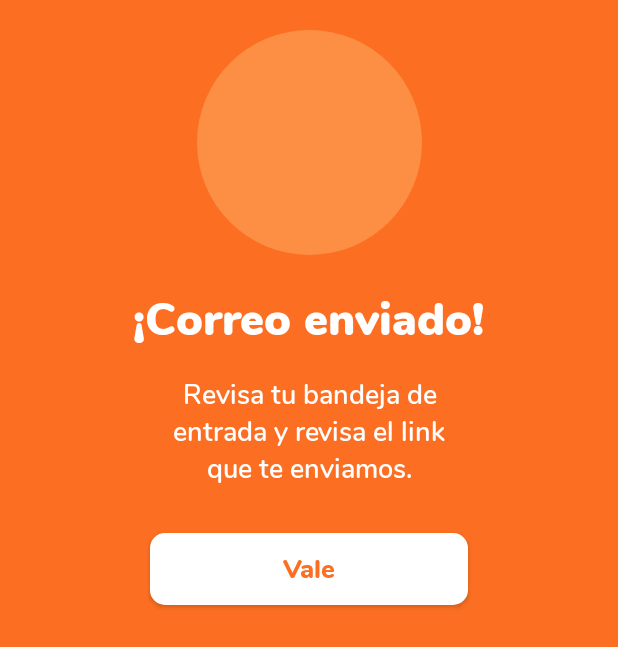
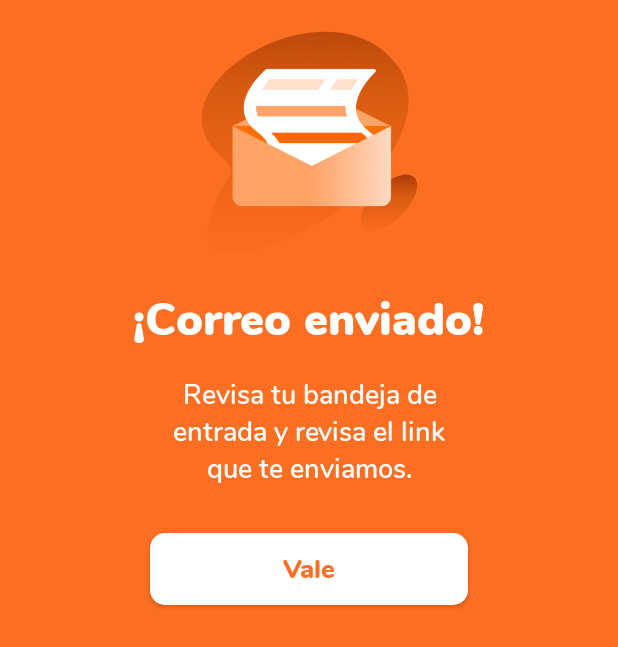
Before and after one commit to kissthbw/ShinShin-Android, an Android app: the EnviadoActivity screen opened directly, with no data from a screen before it, on a phone screen of 412 x 824 dp. Shown: the top 647 px of the screen. Run offline under Robolectric (Android 15) with nearby library versions, the phone set to English and light mode, and no system bars; our stand-ins replace data binding; network calls fail.

Commit message:
feat: Icono recuperar contraseña
-Se agrega el icono de recuperar contraseña

```diff
--- a/app/src/main/res/layout/activity_enviado.xml
+++ b/app/src/main/res/layout/activity_enviado.xml
@@ -12,9 +12,10 @@
 
         <ImageView
             android:id="@+id/ivEnviadoImagen"
-            android:layout_width="150dp"
+            android:layout_width="170dp"
             android:layout_height="150dp"
-            android:src="@drawable/img_circle_naranja"
+            android:src="@drawable/img_mailsend"
+            android:scaleType="centerCrop"
             android:layout_marginTop="20dp"
             app:layout_constraintTop_toTopOf="parent"
             app:layout_constraintStart_toStartOf="parent"
```
Also changed, not shown: app/src/main/java/com/supermarket/shingshing/util/UserPreferences.java (+11 -0 lines), app/src/main/res/drawable-hdpi/img_mailsend.png (added), app/src/main/res/drawable-mdpi/img_mailsend.png (added), app/src/main/res/drawable-xhdpi/img_mailsend.png (added).
